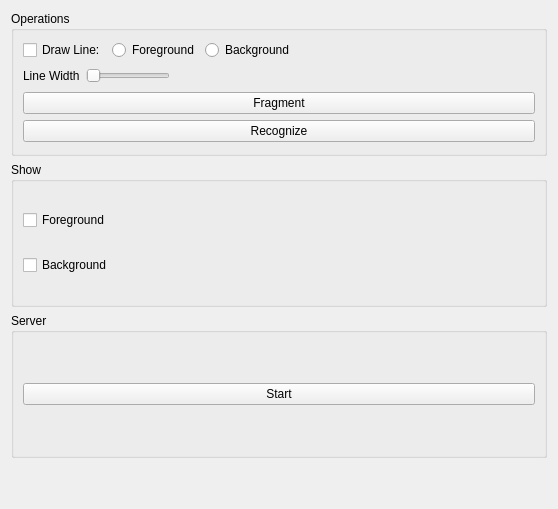
Old version of the form src/plugins/designnet/tools/Preprocessor/grabcutfrontwidget.ui in the repository MichaelMiao/Totem.
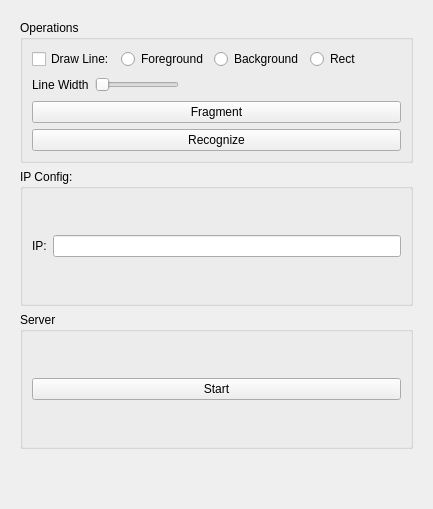
New version of the form.

```diff
--- a/src/plugins/designnet/tools/Preprocessor/grabcutfrontwidget.ui
+++ b/src/plugins/designnet/tools/Preprocessor/grabcutfrontwidget.ui
@@ -6,7 +6,7 @@
    <rect>
     <x>0</x>
     <y>0</y>
-    <width>558</width>
+    <width>420</width>
     <height>509</height>
    </rect>
   </property>
@@ -15,6 +15,9 @@
   </property>
   <layout class="QHBoxLayout" name="horizontalLayout">
    <item>
+    <widget class="QWidget" name="widget" native="true">
+     <layout class="QVBoxLayout" name="verticalLayout_5">
+      <item>
     <layout class="QVBoxLayout" name="verticalLayout">
      <property name="sizeConstraint">
       <enum>QLayout::SetMinimumSize</enum>
@@ -33,6 +36,9 @@
        <layout class="QVBoxLayout" name="verticalLayout_3">
         <item>
          <layout class="QHBoxLayout" name="horizontalLayout_3">
+             <property name="sizeConstraint">
+              <enum>QLayout::SetMinimumSize</enum>
+             </property>
           <item>
            <widget class="QCheckBox" name="checkBox">
             <property name="text">
@@ -52,6 +58,19 @@
             <property name="text">
              <string>Background</string>
             </property>
+               <attribute name="buttonGroup">
+                <string notr="true">buttonGroup</string>
+               </attribute>
+              </widget>
+             </item>
+             <item>
+              <widget class="QRadioButton" name="radioRect">
+               <property name="text">
+                <string>Rect</string>
+               </property>
+               <attribute name="buttonGroup">
+                <string notr="true">buttonGroup</string>
+               </attribute>
            </widget>
           </item>
           <item>
@@ -72,7 +91,7 @@
         <item>
          <layout class="QHBoxLayout" name="horizontalLayout_2">
           <property name="sizeConstraint">
-           <enum>QLayout::SetDefaultConstraint</enum>
+              <enum>QLayout::SetMinimumSize</enum>
           </property>
           <item>
            <widget class="QLabel" name="label">
@@ -150,32 +169,37 @@
         </sizepolicy>
        </property>
        <property name="title">
-        <string>Show</string>
-       </property>
-       <layout class="QVBoxLayout" name="verticalLayout_2">
+           <string>IP Config:</string>
+          </property>
+          <layout class="QHBoxLayout" name="horizontalLayout_4">
         <item>
-         <widget class="QCheckBox" name="cbForeground">
+            <widget class="QLabel" name="label_2">
           <property name="text">
-           <string>Foreground</string>
+              <string>IP:</string>
           </property>
          </widget>
         </item>
         <item>
-         <widget class="QCheckBox" name="cbBackground">
-          <property name="text">
-           <string>Background</string>
-          </property>
-         </widget>
+            <widget class="QLineEdit" name="lineEdit"/>
         </item>
        </layout>
       </widget>
      </item>
      <item>
       <widget class="QGroupBox" name="groupBox_3">
+          <property name="sizePolicy">
+           <sizepolicy hsizetype="Minimum" vsizetype="Minimum">
+            <horstretch>0</horstretch>
+            <verstretch>0</verstretch>
+           </sizepolicy>
+          </property>
        <property name="title">
         <string>Server</string>
        </property>
        <layout class="QVBoxLayout" name="verticalLayout_4">
+           <property name="sizeConstraint">
+            <enum>QLayout::SetMinimumSize</enum>
+           </property>
         <item>
          <widget class="QPushButton" name="btnStartServer">
           <property name="text">
@@ -206,6 +230,9 @@
    </item>
   </layout>
  </widget>
+   </item>
+  </layout>
+ </widget>
  <resources/>
  <connections/>
 </ui>
```
Left out of the diff: 6 changed lines with no effect on the pictures. Lines whose indentation alone changed are shown as unchanged.
